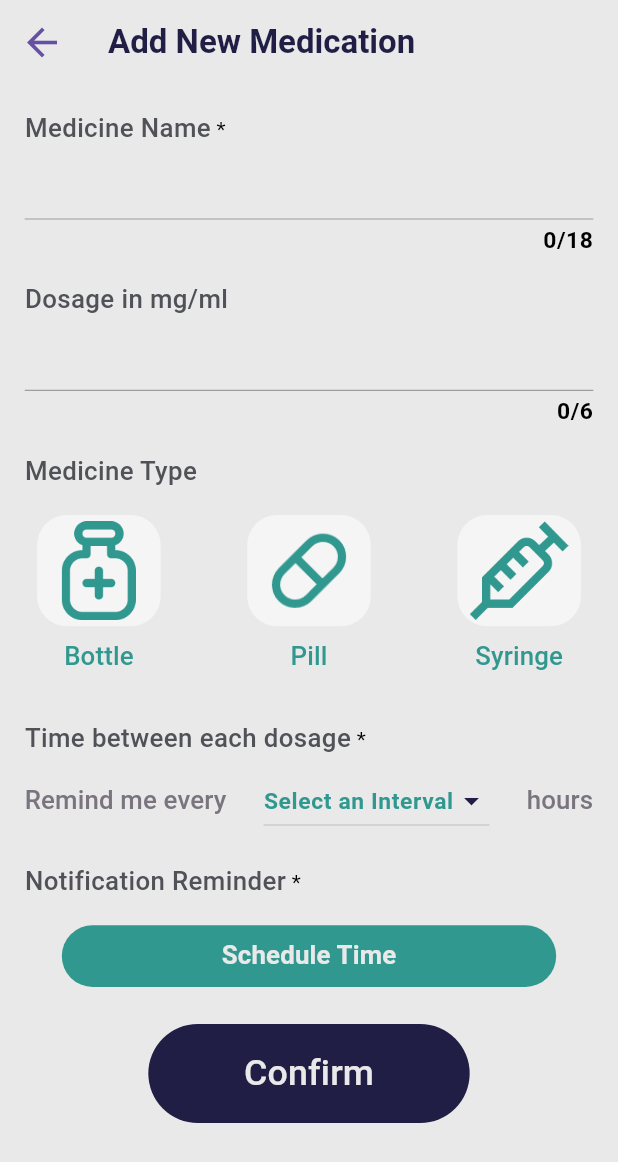
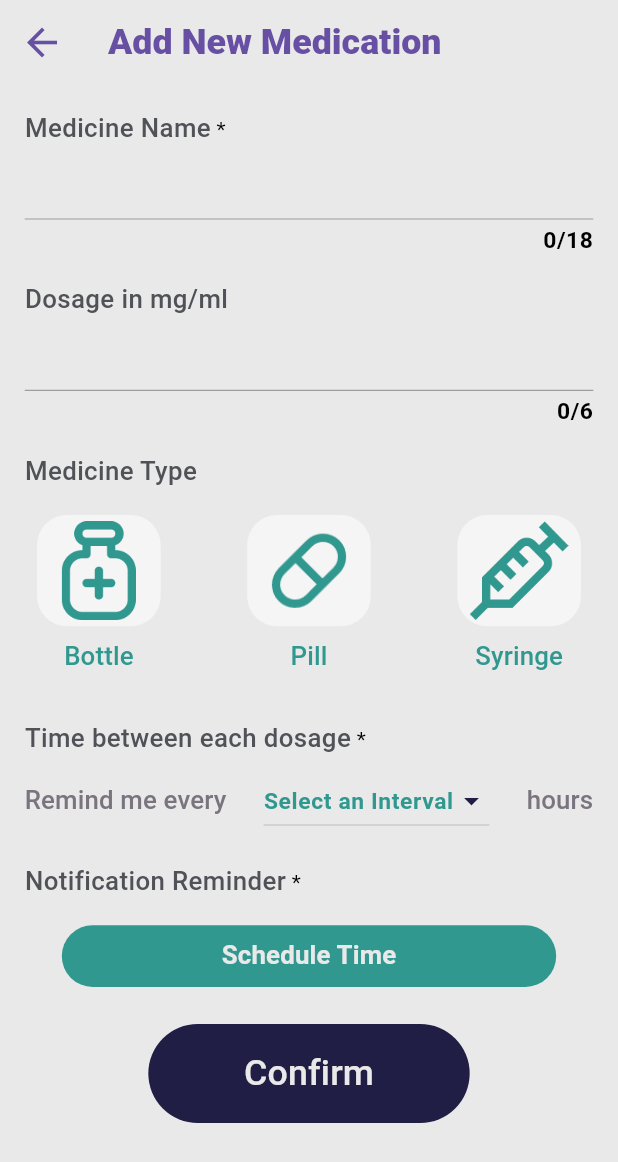
Before and after one commit to DeepaT99/Medicine-Monitoring-App, a Flutter app: the screen it shows once a user with an empty profile is signed in, after a tap on the "add" icon, on a phone screen of 412 x 824 dp. Shown: the top 1162 px of the screen. Run offline on Flutter 3.47's test engine with Material 3 defaults, Android fonts, the phone set to English and light mode, and no system bars; our stand-ins replace firebase_auth, firebase_core, flutter_local_notifications, google_sign_in, lottie, rxdart and 3 more; missing offline and left inert: linear_calender; accounts and stored records are empty; network calls fail.

Commit message:
add page

```diff
--- a/lib/pages/add/add_new.dart
+++ b/lib/pages/add/add_new.dart
@@ -60,12 +60,10 @@ class _AddNewState extends State<AddNew> {
         title: Text(
           'Add New Medication',
           textAlign: TextAlign.center,
-          style: TextStyle(
-            color: Theme.of(context).colorScheme.primary,
-            fontWeight: FontWeight.w700,
+          style: Theme.of(context).textTheme.headlineSmall,
           ),
         ),
-      ),
+
       body: SingleChildScrollView(
         child: Provider<NewEntryBloc>.value(
           value: _newEntryBloc,
@@ -343,7 +341,7 @@ class _AddNewState extends State<AddNew> {
         'It\'s time to take your ${medicine.medicineType!.toLowerCase()}!',
         tz.TZDateTime.now(tz.local)
             .add(Duration(hours: notificationHour - DateTime.now().hour, minutes: minute - DateTime.now().minute)),
-        NotificationDetails(
+        const NotificationDetails(
           android: AndroidNotificationDetails(
             'repeatDailyAtTime channel id',
             'Repeat Daily Notifications',
--- a/lib/pages/homepage/home_screen.dart
+++ b/lib/pages/homepage/home_screen.dart
@@ -1,6 +1,7 @@
 import 'package:flutter/material.dart';
 import 'package:medicine_tracker/pages/add/add_new.dart';
 import 'package:medicine_tracker/pages/homepage/main_screen.dart';
+import 'package:sizer/sizer.dart';
 
 import '../profile/profile.dart';
 
@@ -34,7 +35,7 @@ class _HomeScreenState extends State<HomeScreen> {
                   icon: Icon(
                     Icons.home,
                     color: Theme.of(context).colorScheme.primary,
-                    size: 30,
+                    size: 30.px,
                   ),
                   label: 'Home',
                 ),
@@ -42,7 +43,7 @@ class _HomeScreenState extends State<HomeScreen> {
                   icon: Icon(
                     Icons.account_circle,
                     color: Theme.of(context).colorScheme.primary,
-                    size: 30,
+                    size: 30.px,
                   ),
                   label: 'Profile',
                 ),
@@ -50,6 +51,7 @@ class _HomeScreenState extends State<HomeScreen> {
         ),
         floatingActionButtonLocation: FloatingActionButtonLocation.centerDocked,
         floatingActionButton: FloatingActionButton(
+          backgroundColor: Theme.of(context).colorScheme.inversePrimary,
           onPressed: () {
             Navigator.push(
               context,
@@ -58,8 +60,8 @@ class _HomeScreenState extends State<HomeScreen> {
               ),
             );
           },
-          child: const Icon(Icons.add,
-          size: 30,
+          child: Icon(Icons.add,
+          size: 35.px,
           ),
         ),
         body: index == 0 ? const MainScreen() : ProfilePage());
--- a/lib/pages/homepage/main_screen.dart
+++ b/lib/pages/homepage/main_screen.dart
@@ -16,7 +16,7 @@ class MainScreen extends StatelessWidget {
     final GlobalBloc globalBloc = Provider.of<GlobalBloc>(context);
     return SafeArea(
       child: Padding(
-        padding: const EdgeInsets.symmetric(horizontal: 25.0, vertical: 10),
+        padding: EdgeInsets.all(4.w),
         child: Column(
           children: [
             Row(
@@ -29,11 +29,14 @@ class MainScreen extends StatelessWidget {
                       children: [
                         Text(
                           'Stay on track with your health ',
-                          style: TextStyle(
-                            fontSize: 20.sp,
-                            fontWeight: FontWeight.bold,
-                            color: Theme.of(context).colorScheme.onSurface,
-                          ),
+                          style: Theme.of(context)
+                              .textTheme
+                              .headlineSmall!
+                              .copyWith(
+                                color: Theme.of(context)
+                                    .colorScheme
+                                    .inversePrimary,
+                              ),
                         ),
                       ],
                     ),
@@ -99,7 +102,7 @@ class MainScreen extends StatelessWidget {
             SizedBox(
               height: 2.h,
             ),
-            Flexible(
+            const Flexible(
               child: ListItems(),
             )
           ],
--- a/lib/pages/login_pages/login_page.dart
+++ b/lib/pages/login_pages/login_page.dart
@@ -135,7 +135,7 @@ class _LoginPageState extends State<LoginPage> {
 
                   //sign in button
                   MyButton(
-                    text: "Sign In",
+                    text: "Log In",
                     onTap: signUserIn,
                   ),
 
```
Also changed, not shown: lib/models/medicine_card.dart (+4 -4 lines), lib/pages/details/medicine_details.dart (+7 -7 lines), lib/assets/icons/apple.png (deleted), lib/assets/icons/check_24dp_UNDEFINED_FILL0_wght400_GRAD0_opsz24.svg (deleted), lib/assets/icons/check_box_blank.svg (deleted), lib/assets/icons/medication.svg (deleted), lib/assets/icons/medication_liquid.svg (deleted), lib/assets/icons/pill.svg (deleted), lib/assets/icons/syringe.svg (deleted).
